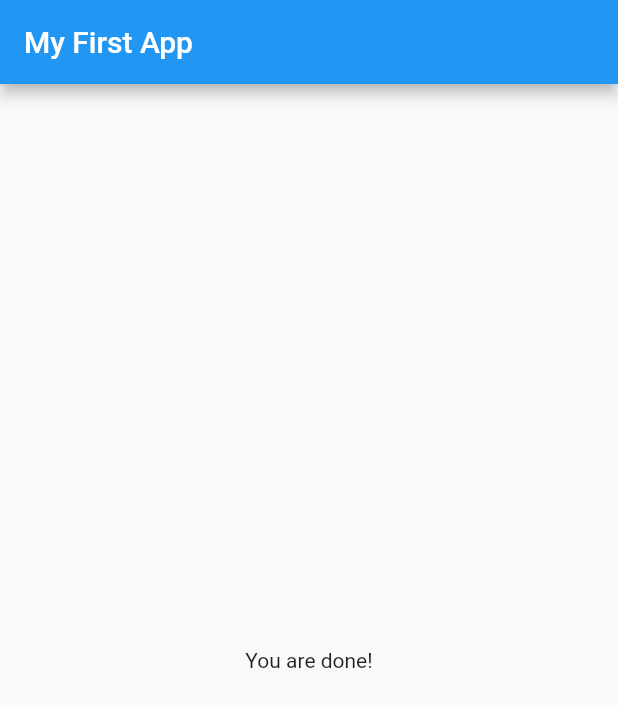
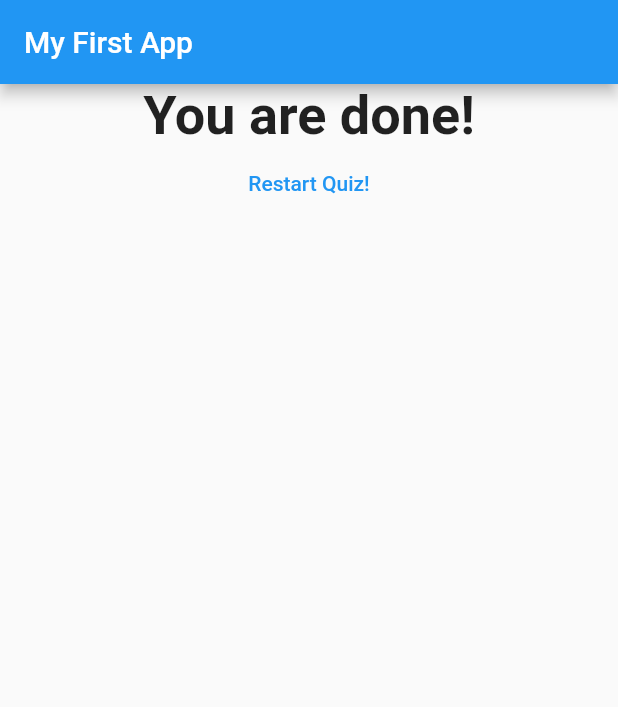
Before and after one commit to inhobaek-wj/flutter_quiz_app, a Flutter app: the screen it shows after launch, after a tap on "Red", after a tap on "Dog", after a tap on "Bat man", on a phone screen of 412 x 824 dp. Shown: the top 707 px of the screen. Run offline on Flutter 3.47's test engine with Material 2 defaults, Android fonts, the phone set to English and light mode, and no system bars.

Commit message:
add reset button

```diff
--- a/lib/main.dart
+++ b/lib/main.dart
@@ -39,6 +39,12 @@ class _MyAppState extends State<MyApp> { // State is generic, so it needs class
       },
     ];
 
+    void _resetQuiz() {
+      setState(() {
+          _questionIndex = 0;
+      });
+    }
+
     void answerHandler() {
       //setState() is a "trigger" that informs Flutter that it needs to re-run build() of the Widget.
       setState(() {
@@ -55,7 +61,7 @@ class _MyAppState extends State<MyApp> { // State is generic, so it needs class
           questionIndex: _questionIndex,
           answerHandler: answerHandler,
         )
-        : Result(),
+        : Result(_resetQuiz),
       ),
     );
   }
--- a/lib/result.dart
+++ b/lib/result.dart
@@ -2,9 +2,30 @@ import 'package:flutter/material.dart';
 
 class Result extends StatelessWidget {
 
+  final Function resetHandler;
+
+  Result(this.resetHandler);
+
   @override
   Widget build(BuildContext context) {
-    return Center(child: Text('You are done!'));
+    return Center(
+      child: Column(
+        children: <Widget>[
+
+          Text(
+            'You are done!',
+            style: TextStyle(fontSize: 36, fontWeight: FontWeight.bold),
+            textAlign: TextAlign.center,
+          ),
+
+          FlatButton(
+            child: Text('Restart Quiz!'),
+            textColor: Colors.blue,
+            onPressed: this.resetHandler
+          ),
+
+        ],
+    ));
   }
 
 }
```
